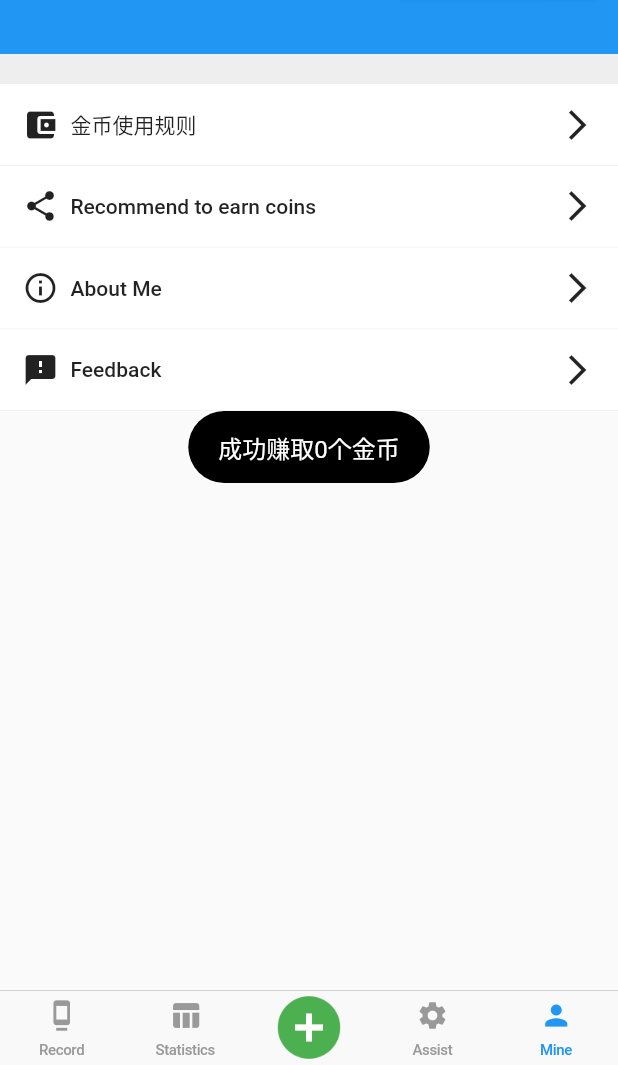
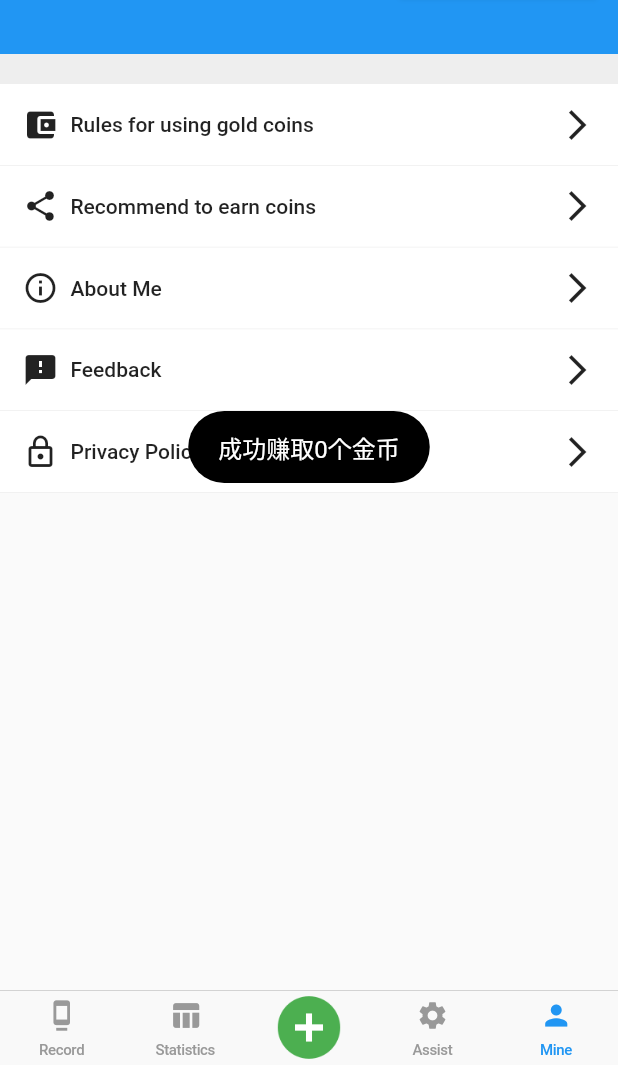
Before and after one commit to andybin-cn/giftmoney-flutter, a Flutter app: the screen it shows after launch, item 5 of the bottom bar chosen, after a tap on "看广告赚取金币", on a phone screen of 412 x 824 dp, the part 171-1236 px from its top. Run offline on Flutter 3.47's test engine with Material 2 defaults, Android fonts, the phone set to English and light mode, and no system bars; our stand-ins replace dio, file_picker, fluttertoast, package_info, rflutter_alert, rxdart and 1 more; missing offline and left inert: advert_support, flutter_email_sender, sharesdk; accounts and stored records are empty.

Commit message:
icon  上线准备

```diff
--- a/i18n/en-US.json
+++ b/i18n/en-US.json
@@ -16,6 +16,8 @@
     "invite": "Recommend to earn coins",
     "setting": "Settings",
     "about": "About Me",
+    "privacy": "Privacy Policy",
+    "coin_rules": "Rules for using gold coins",
     "feedback": "Feedback",
     "appVersion": "Version:${version}",
     "appDescription": "1. We do not have a backend server, so we will not collect any data from users, and we will not be able to view your data records. Please rest assured! \n\n2. The data is completely saved locally, and the data is strictly encrypted to ensure the safety and reliability of the data! \n\n\n\nIf you encounter any problems, please send email to: reciprocityApp@163.com \nWe will contact you as soon as possible"
--- a/i18n/zh-CN.json
+++ b/i18n/zh-CN.json
@@ -16,6 +16,8 @@
     "invite": "推荐给好友（赚金币）",
     "setting": "设置",
     "about": "关于我们",
+    "privacy": "隐私协议",
+    "coin_rules": "金币使用规则",
     "feedback": "意见反馈",
     "appVersion": "版本：${version}",
     "appDescription": "1.我们没有后台服务端，所以不会收集用户的任何数据，也无法查看您的数据记录。请放心使用！\n\n2.数据完全保存在本地，对数据进行了严格的加密保护，保证数据的安全可靠！\n\n\n\n如遇到任何问题，请发送邮件至：reciprocityApp@163.com\n我们会尽快与您联系"
--- a/i18n/zh-HK.json
+++ b/i18n/zh-HK.json
@@ -16,6 +16,8 @@
     "invite": "推薦給好友（賺金幣）",
     "setting": "設置",
     "about": "關於我們",
+    "privacy": "隱私政策",
+    "coin_rules": "金幣使用規則",
     "feedback": "意見反饋",
     "appVersion": "版本：${version}",
     "appDescription": "1.我們沒有後台服務端，所以不會收集用戶的任何數據，也無法查看您的數據記錄。請放心使用！ \n\n2.數據完全保存在本地，對數據進行了嚴格的加密保護，保證數據的安全可靠！ \n\n\n\n如遇到任何問題，請發送郵件至：reciprocityApp@163.com\n我們會盡快與您聯繫"
--- a/i18n/zh-TW.json
+++ b/i18n/zh-TW.json
@@ -16,6 +16,8 @@
     "invite": "推薦給好友（賺金幣）",
     "setting": "設置",
     "about": "關於我們",
+    "privacy": "隱私政策",
+    "coin_rules": "金幣使用規則",
     "feedback": "意見反饋",
     "appVersion": "版本：${version}",
     "appDescription": "1.我們沒有後台服務端，所以不會收集用戶的任何數據，也無法查看您的數據記錄。請放心使用！ \n\n2.數據完全保存在本地，對數據進行了嚴格的加密保護，保證數據的安全可靠！ \n\n\n\n如遇到任何問題，請發送郵件至：reciprocityApp@163.com\n我們會盡快與您聯繫"
--- a/lib/components/small_parts/account_header.dart
+++ b/lib/components/small_parts/account_header.dart
@@ -1,6 +1,7 @@
 import 'package:flutter/material.dart';
 import 'package:giftmoney/service/account_service.dart';
 import 'package:giftmoney/theme/theme.dart';
+import 'package:giftmoney/utils/loading_helper.dart';
 import 'package:giftmoney/utils/toast_util.dart';
 
 class AccountHeader extends StatefulWidget with PreferredSizeWidget {
@@ -48,16 +49,18 @@ class _AccountHeaderState extends State<AccountHeader> {
             child: Text("看广告赚取金币"),
             onPressed: () async {
               print("赚取金币 onPressed");
-              // var result = await AccountService.instance.earnGold();
-              AccountService.instance.earnGold().catchError((error) {
+              LoadingHelper.showLoading(context, null, loadingCancelable: true);
+              AccountService.instance.earnGold().then((amount) {
+                LoadingHelper.hideLoading(context);
+                ToastUtil.show("成功赚取${amount}个金币");
+              }, onError: (error) {
+                LoadingHelper.hideLoading(context);
+                print("onError 无法显示广告");
+                ToastUtil.show("无法显示广告");
+              }).catchError((error) {
                 print("catchError 无法显示广告");
-                ToastUtil.show("catchError 无法显示广告");
-              }).then((amount) {
-                ToastUtil.show("成功赚取${amount}个金币");
-                this.setState((){});
-              }, onError: (error) {
-                print("onError 无法显示广告");
-                ToastUtil.show("onError 无法显示广告");
+                ToastUtil.show("无法显示广告");
+                LoadingHelper.hideLoading(context);
               });
             },
           ),
--- a/lib/main.dart
+++ b/lib/main.dart
@@ -5,6 +5,7 @@ import 'package:giftmoney/data_center/db_manager.dart';
 import 'package:giftmoney/environment/constant.dart';
 import 'package:giftmoney/generated/i18n.dart';
 import 'package:giftmoney/pages/main_tab_page.dart';
+import 'package:giftmoney/utils/i18n_util.dart';
 import 'package:sharesdk/sharesdk.dart';
 
 
@@ -59,7 +60,7 @@ class _MyAppState extends State<MyApp> {
   @override
   Widget build(BuildContext context) {
     return MaterialApp(
-      title: 'Flutter Demo',
+      title: I18nUtil.shared != null ? I18nUtil.shared.app_name : "礼金小助手",
       theme: ThemeData(
         primarySwatch: Colors.blue,
       ),
--- a/lib/pages/home_mine_page.dart
+++ b/lib/pages/home_mine_page.dart
@@ -4,6 +4,7 @@ import 'package:giftmoney/base/base_stateful_page.dart';
 import 'package:giftmoney/components/cells/setting_cell.dart';
 import 'package:giftmoney/components/small_parts/account_header.dart';
 import 'package:giftmoney/pages/mine_about_page.dart';
+import 'package:giftmoney/pages/privacy_policy_page.dart';
 import 'package:giftmoney/pages/rules_for_gold_coins_page.dart';
 import 'package:giftmoney/utils/share_util.dart';
 import 'package:rflutter_alert/rflutter_alert.dart';
@@ -42,7 +43,7 @@ class _HomeMinePageState extends BasePageState<HomeMinePage> {
           Padding(padding: EdgeInsets.only(top: 20)),
           SettingCell(
             icon: Icon(Icons.account_balance_wallet),
-            label: Text("金币使用规则"),
+            label: Text(i18n.mineCoin_rules),
             onPressed: () {
               Navigator.push(context,
                 MaterialPageRoute(builder: (context) {
@@ -57,12 +58,12 @@ class _HomeMinePageState extends BasePageState<HomeMinePage> {
             onPressed: () async {
               var shareParams = SSDKMap()
                 ..setGeneral(
-                  "测试",
-                  "内容测试",
+                  "轻松记录每一笔份子钱",
+                  "",
                   [],
                   null,
                   null,
-                  "http://www.baidu.com",
+                  "https://android.myapp.com/myapp/detail.htm?apkName=com.andybin.giftmoney",
                   null,
                   null,
                   null,
@@ -117,6 +118,16 @@ class _HomeMinePageState extends BasePageState<HomeMinePage> {
                 //
               });
             },
+          ),SettingCell(
+            icon: Icon(Icons.lock_outline),
+            label: Text(i18n.minePrivacy),
+            onPressed: () {
+              Navigator.push(context,
+                MaterialPageRoute(builder: (context) {
+                    return PrivacyPolicyPage();
+                })
+              );
+            },
           )
         ],
       ),
--- a/lib/pages/rules_for_gold_coins_page.dart
+++ b/lib/pages/rules_for_gold_coins_page.dart
@@ -2,6 +2,7 @@ import 'package:flutter/material.dart';
 import 'package:giftmoney/base/base_stateful_page.dart';
 import 'package:giftmoney/service/account_service.dart';
 import 'package:giftmoney/theme/theme.dart';
+import 'package:giftmoney/utils/i18n_util.dart';
 
 class RulesForGoldCoinsPage extends BaseStatefulPage {
   @override
@@ -13,7 +14,7 @@ class _RulesForGoldCoinsPageState extends BasePageState<RulesForGoldCoinsPage> {
   @override
   void initState() {
     super.initState();
-    this.title = "金币使用规则";
+    this.title = I18nUtil.shared.mineCoin_rules;
   }
 
   @override
--- a/lib/service/account_service.dart
+++ b/lib/service/account_service.dart
@@ -17,10 +17,11 @@ class AccountService {
   static AccountService _instance;
   AccountService._internal() {
     if (Platform.isIOS) {
-      adUnitID = "ca-app-pub-3940256099942544/1712485313";
+      adUnitID = "ca-app-pub-3156075797045250/9070048309"; //product
+      // adUnitID = "ca-app-pub-3940256099942544/1712485313"; //test
     } else if (Platform.isAndroid) {
-      // ca-app-pub-3156075797045250/8254562602
-      adUnitID = "ca-app-pub-3940256099942544/5224354917";
+      adUnitID = "ca-app-pub-3156075797045250/8254562602"; //product
+      // adUnitID = "ca-app-pub-3940256099942544/5224354917"; //test
     }
     // 初始化
     initAccount();
```
Also changed, not shown: lib/pages/privacy_policy_page.dart (added, +61 -0 lines), lib/utils/charge_item_check_help.dart (+11 -6 lines), lib/utils/share_util.dart (+8 -8 lines), lib/generated/i18n.dart, 6 other files.
